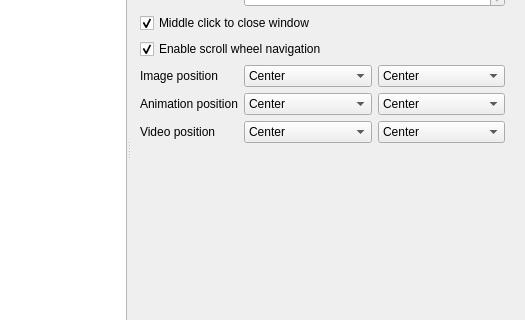
Qt form gui/src/settings/optionswindow.ui (Bionus/imgbrd-grabber) before a commit; both pictures show x 141 to 666 and y 93 to 413 of the 666 by 511 pixel window.
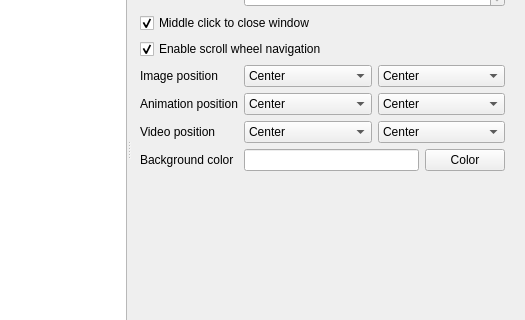
The same form after that commit. The open tabs and pages were chosen to show the change. Icons and pictures are not drawn.

Commit message: Add image window background color setting (fix #837)

The edit to the form file:
```diff
--- a/gui/src/settings/optionswindow.ui
+++ b/gui/src/settings/optionswindow.ui
@@ -2041,6 +2041,27 @@
           </item>
          </layout>
         </item>
+        <item row="8" column="0">
+         <widget class="QLabel" name="label_88">
+          <property name="text">
+           <string>Background color</string>
+          </property>
+         </widget>
+        </item>
+        <item row="8" column="1">
+         <layout class="QHBoxLayout" name="layoutImageBackgroundColor">
+          <item>
+           <widget class="QLineEdit" name="lineImageBackgroundColor"/>
+          </item>
+          <item>
+           <widget class="QPushButton" name="buttonImageBackgroundColor">
+            <property name="text">
+             <string>Color</string>
+            </property>
+           </widget>
+          </item>
+         </layout>
+        </item>
        </layout>
       </widget>
       <widget class="QWidget" name="pageInterfaceColoring">
```
Left out of the diff: 136 changed lines with no effect on the pictures. The commit also changes 3 other files.
